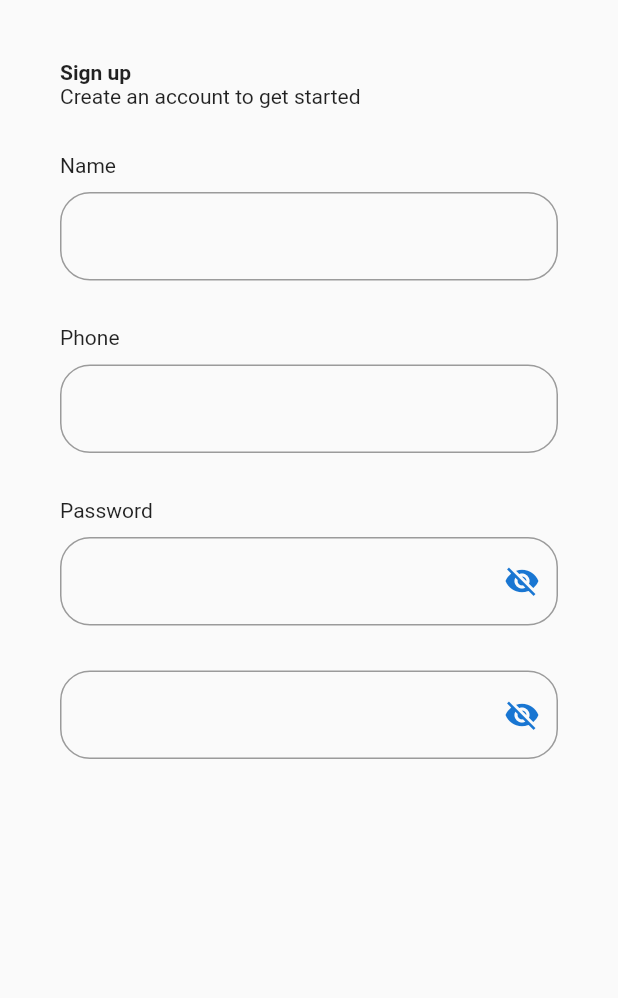
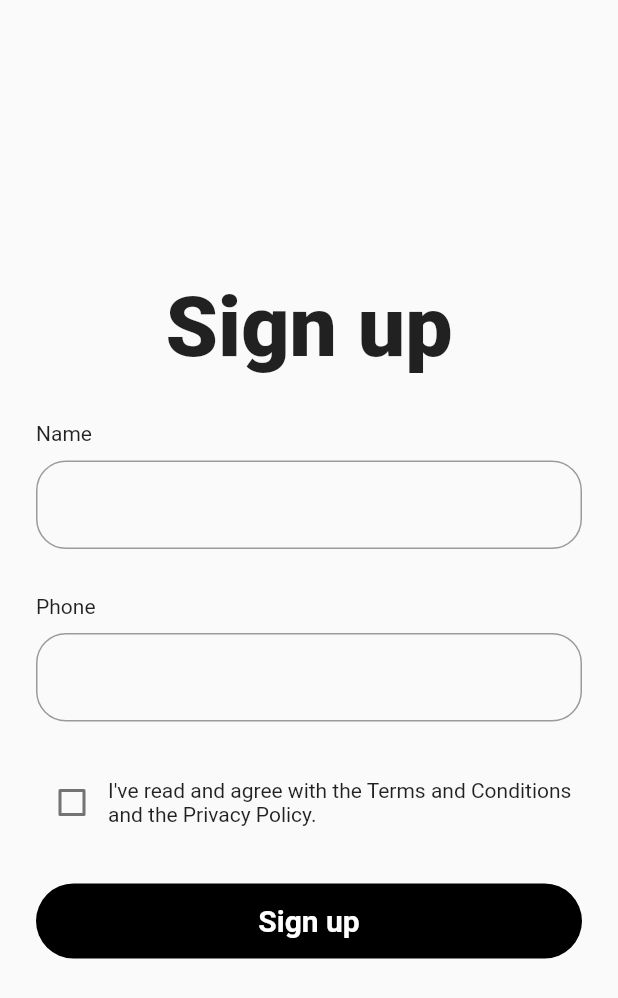
Before and after one commit to TalJa1/SWD_GIGJOB_mobile, a Flutter app: the SignUp screen opened by its route, on a phone screen of 412 x 824 dp. Shown: the top 998 px of the screen. Run offline on Flutter 3.47's test engine with Material 2 defaults, Android fonts, the phone set to English and light mode, and no system bars; our stand-ins replace dio, firebase_auth, firebase_core, firebase_messaging, flutter_local_notifications, get and 4 more; missing offline and left inert: animated_button_bar, dart:ffi, filter_list; accounts and stored records are empty.

Commit message:
feat: update design sign_page and confirm_page

```diff
--- a/lib/main.dart
+++ b/lib/main.dart
@@ -55,7 +55,7 @@ class _MyAppState extends State<MyApp> {
   // This widget is the root of your application.
   @override
   Widget build(BuildContext context) {
-    return MaterialApp(initialRoute: '/home', routes: {
+    return MaterialApp(initialRoute: '/', routes: {
       '/': (BuildContext context) => LoginHome(),
       '/confirm': (BuildContext context) => ConfirmationCode(),
       '/signup': (BuildContext context) => SignUp(),
--- a/lib/view/post_list.dart
+++ b/lib/view/post_list.dart
@@ -1,5 +1,6 @@
 import 'package:flutter/material.dart';
 import 'package:gigjob_mobile/view/nav_screen.dart';
+import 'package:filter_list/filter_list.dart';
 
 class PostList extends StatefulWidget {
   @override
--- a/lib/view/sign_up.dart
+++ b/lib/view/sign_up.dart
@@ -1,35 +1,38 @@
-// ignore_for_file: library_private_types_in_public_api
-
 import 'package:flutter/material.dart';
 
-// ignore: use_key_in_widget_constructors
 class SignUp extends StatefulWidget {
   @override
   _SignUpState createState() => _SignUpState();
 }
 
 class _SignUpState extends State<SignUp> {
-  bool _passwordVisible = false;
+  late bool isCheck;
 
   @override
   void initState() {
-    _passwordVisible = false;
+    super.initState();
+    isCheck = false;
   }
 
   @override
   Widget build(BuildContext context) {
     return Scaffold(
-      body: Padding(
-        padding: const EdgeInsets.fromLTRB(40, 40, 40, 40),
+      body: SizedBox(
+        height: MediaQuery.of(context).size.height,
+        child: Column(
+          mainAxisAlignment: MainAxisAlignment.center,
+          children: [
+            Padding(
+              padding: const EdgeInsets.fromLTRB(24, 0, 24, 0),
               child: Column(children: [
                 Row(
-            children: [
-              Text("Sign up", style: TextStyle(fontWeight: FontWeight.bold)),
-            ],
+                  mainAxisAlignment: MainAxisAlignment.center,
+                  children: const [
+                    Text(
+                      "Sign up",
+                      style:
+                          TextStyle(fontWeight: FontWeight.w900, fontSize: 56),
                     ),
-          Row(
-            children: [
-              Text("Create an account to get started"),
                   ],
                 ),
                 const SizedBox(
@@ -41,7 +44,7 @@ class _SignUpState extends State<SignUp> {
                     Padding(
                       padding: const EdgeInsets.fromLTRB(0, 0, 0, 10),
                       child: Row(
-                  children: [Text("Name")],
+                        children: const [Text("Name")],
                       ),
                     ),
                     TextField(
@@ -49,8 +52,13 @@ class _SignUpState extends State<SignUp> {
                           border: OutlineInputBorder(
                             borderRadius: BorderRadius.circular(20.0),
                           ),
+                          focusedBorder: OutlineInputBorder(
+                            borderRadius: BorderRadius.circular(20.0),
+                            borderSide: const BorderSide(color: Colors.black),
+                          ),
                           counterText: '',
-                    hintStyle: TextStyle(color: Colors.black, fontSize: 10.0)),
+                          hintStyle: const TextStyle(
+                              color: Colors.black, fontSize: 10.0)),
                     ),
                     const SizedBox(
                       height: 30,
@@ -58,7 +66,7 @@ class _SignUpState extends State<SignUp> {
                     Padding(
                       padding: const EdgeInsets.fromLTRB(0, 0, 0, 10),
                       child: Row(
-                  children: [Text("Phone")],
+                        children: const [Text("Phone")],
                       ),
                     ),
                     TextField(
@@ -66,77 +74,67 @@ class _SignUpState extends State<SignUp> {
                           border: OutlineInputBorder(
                             borderRadius: BorderRadius.circular(20.0),
                           ),
+                          focusedBorder: OutlineInputBorder(
+                            borderRadius: BorderRadius.circular(20.0),
+                            borderSide: const BorderSide(color: Colors.black),
+                          ),
                           counterText: '',
-                    hintStyle: TextStyle(color: Colors.black, fontSize: 10.0)),
+                          hintStyle: const TextStyle(
+                              color: Colors.black, fontSize: 10.0)),
                     ),
                     const SizedBox(
                       height: 30,
                     ),
-              Padding(
-                padding: const EdgeInsets.fromLTRB(0, 0, 0, 10),
-                child: Row(
-                  children: [Text("Password")],
-                ),
-              ),
-              TextField(
-                obscureText: !_passwordVisible,
-                obscuringCharacter: "*",
-                decoration: InputDecoration(
-                  border: OutlineInputBorder(
-                    borderRadius: BorderRadius.circular(20.0),
-                  ),
-                  counterText: '',
-                  hintStyle: TextStyle(color: Colors.black, fontSize: 10.0),
-                  suffixIcon: IconButton(
-                    icon: Icon(
-                      // Based on passwordVisible state choose the icon
-                      _passwordVisible
-                          ? Icons.visibility
-                          : Icons.visibility_off,
-                      color: Theme.of(context).primaryColorDark,
-                    ),
-                    onPressed: () {
-                      // Update the state i.e. toogle the state of passwordVisible variable
+                    Row(
+                      children: [
+                        Checkbox(
+                            value: isCheck,
+                            onChanged: (value) {
                               setState(() {
-                        _passwordVisible = !_passwordVisible;
+                                isCheck = !isCheck;
                               });
-                    },
-                  ),
-                ),
+                            }),
+                        const Expanded(
+                          child: Text(
+                              "I've read and agree with the Terms and Conditions and the Privacy Policy."),
+                        )
+                      ],
                     ),
                     const SizedBox(
                       height: 30,
                     ),
-              TextField(
-                obscureText: !_passwordVisible,
-                obscuringCharacter: "*",
-                decoration: InputDecoration(
-                  border: OutlineInputBorder(
-                    borderRadius: BorderRadius.circular(20.0),
-                  ),
-                  counterText: '',
-                  hintStyle: TextStyle(color: Colors.black, fontSize: 10.0),
-                  suffixIcon: IconButton(
-                    icon: Icon(
-                      // Based on passwordVisible state choose the icon
-                      _passwordVisible
-                          ? Icons.visibility
-                          : Icons.visibility_off,
-                      color: Theme.of(context).primaryColorDark,
-                    ),
-                    onPressed: () {
-                      // Update the state i.e. toogle the state of passwordVisible variable
-                      setState(() {
-                        _passwordVisible = !_passwordVisible;
-                      });
-                    },
-                  ),
-                ),
-              ),
+                    _buildButtonApply()
                   ],
                 ))
               ]),
             ),
+          ],
+        ),
+      ),
+    );
+  }
+
+  Widget _buildButtonApply() {
+    return InkWell(
+      onTap: () {},
+      child: Container(
+        height: 50,
+        width: double.infinity,
+        decoration: BoxDecoration(
+          color: Colors.black,
+          borderRadius: BorderRadius.circular(25),
+        ),
+        child: const Center(
+          child: Text(
+            'Sign up',
+            style: TextStyle(
+              color: Colors.white,
+              fontSize: 20,
+              fontWeight: FontWeight.bold,
+            ),
+          ),
+        ),
+      ),
     );
   }
 }
--- a/pubspec.yaml
+++ b/pubspec.yaml
@@ -47,6 +47,7 @@ dependencies:
   get: ^4.6.5
   image_picker: ^0.8.6+1
   dio: ^5.0.0
+  filter_list: ^1.0.2
 
 
 dev_dependencies:
```
Also changed, not shown: lib/view/confirmation_code.dart (+43 -18 lines), lib/view/post_list_detail.dart (+9 -9 lines), pubspec.lock. Lines whose indentation alone changed are shown as unchanged.
